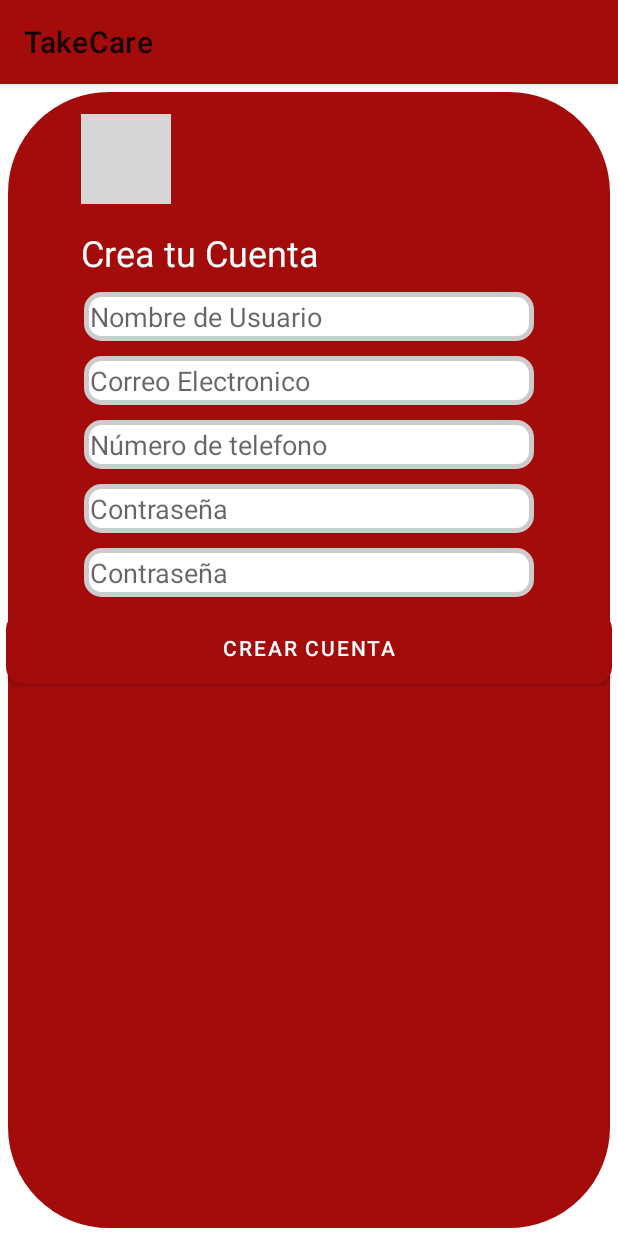
After one commit to diegorc2000/TakeCare, an Android app: the SingIn screen opened directly, with no data from a screen before it, on a phone screen of 412 x 824 dp. The commit adds this screen. Run offline under Robolectric (Android 15) with nearby library versions, the phone set to English and light mode, and no system bars; grey boxes are pictures that could not be loaded.

Commit message:
Creacion del Sing in y retoques en algunas clases, falta el java para el usuario

```diff
--- a/app/src/main/AndroidManifest.xml
+++ b/app/src/main/AndroidManifest.xml
@@ -9,18 +9,25 @@
         android:roundIcon="@mipmap/ic_launcher_round"
         android:supportsRtl="true"
         android:theme="@style/AppTheme">
-        <activity android:name=".Login">
+        <activity android:name=".SingIn">
 
         </activity>
+
+        <activity android:name=".Login" >
+
+        </activity>
+
         <activity android:name=".Splash">
             <intent-filter>
                 <action android:name="android.intent.action.MAIN" />
 
                 <category android:name="android.intent.category.LAUNCHER" />
-
             </intent-filter>
         </activity>
-        <activity android:name=".MainActivity"></activity>
+
+        <activity android:name=".MainActivity">
+
+        </activity>
     </application>
 
 </manifest>
--- a/app/src/main/java/com/diealbalb/Login.java
+++ b/app/src/main/java/com/diealbalb/Login.java
@@ -5,25 +5,54 @@ import androidx.appcompat.app.AppCompatActivity;
 import android.content.Intent;
 import android.os.Bundle;
 import android.view.View;
+import android.widget.Button;
+import android.widget.EditText;
+import android.widget.TextView;
+import android.widget.Toast;
 
 public class Login extends AppCompatActivity {
+
+    TextView tvText;
+    EditText etNombre;
+    EditText etPassword;;
+    Button btnIniciar;
 
     @Override
     protected void onCreate(Bundle savedInstanceState) {
         super.onCreate(savedInstanceState);
         setContentView(R.layout.login);
+
+        tvText = findViewById(R.id.tvText);
+        etNombre = findViewById(R.id.etNombre);
+        etPassword = findViewById(R.id.etPassword);
+        btnIniciar = findViewById(R.id.btnInicS);
     }
 
-    public void inico(View view) {
+    public void inicio(View view) {
+        String nombre = etNombre.getText().toString();
+        String contraseña = etPassword.getText().toString();
+
+        if (nombre.isEmpty() || contraseña.isEmpty()){
+            Toast.makeText(this, R.string.msg_no_data, Toast.LENGTH_LONG).show();
+        }else {
+            Intent i = new Intent(this, MainActivity.class);
+
+            String dato = etNombre.getText().toString();
+            i.putExtra("NOMBRE", dato);
+
+            startActivity(i);
+        }
+    }
+
+    public void recordar(View view) {
         Intent i = new Intent(this, MainActivity.class);
 
         startActivity(i);
     }
 
-    public void recordar(View view) {
+    public void registro(View view) {
+        Intent i = new Intent(this, SingIn.class);
 
-    }
-
-    public void registro(View view) {
+        startActivity(i);
     }
 }
--- /dev/null
+++ b/app/src/main/java/com/diealbalb/SingIn.java
@@ -0,0 +1,18 @@
+package com.diealbalb;
+
+import androidx.appcompat.app.AppCompatActivity;
+
+import android.os.Bundle;
+import android.view.View;
+
+public class SingIn extends AppCompatActivity {
+
+    @Override
+    protected void onCreate(Bundle savedInstanceState) {
+        super.onCreate(savedInstanceState);
+        setContentView(R.layout.sing_in);
+    }
+
+    public void newCuenta(View view) {
+    }
+}
--- a/app/src/main/res/drawable/bordes_redondos_r.xml
+++ b/app/src/main/res/drawable/bordes_redondos_r.xml
@@ -10,7 +10,7 @@
 
     <!-- Color y ancho del borde del elemento -->
     <stroke
-        android:width="3dp"
+        android:width="5dp"
         android:color="@color/secondaryColor" >
     </stroke>
 
@@ -24,7 +24,7 @@
 
     <!-- Aquí indicamos el radio a aplicar a las esquinas -->
     <corners
-        android:radius="10dp"   >
+        android:radius="70dp"   >
     </corners>
 
 </shape>
--- a/app/src/main/res/layout/login.xml
+++ b/app/src/main/res/layout/login.xml
@@ -70,7 +70,7 @@
             android:layout_height="wrap_content"
             android:layout_marginTop="30dp"
             android:background="@drawable/bordes_redondos_r"
-            android:onClick="inico"
+            android:onClick="inicio"
             android:text="@string/btn_inis_s"
             android:textColor="@color/secondaryColor"
             app:layout_constraintTop_toBottomOf="@+id/linearLayout"
@@ -83,8 +83,8 @@
         android:id="@+id/tvFPasw"
         android:layout_width="wrap_content"
         android:layout_height="wrap_content"
-        android:onClick="registro"
-        android:text="@string/tv_reg"
+        android:onClick="recordar"
+        android:text="@string/tv_f_pas"
         android:textColor="@color/primaryColor"
         android:textSize="12sp"
         app:layout_constraintBottom_toBottomOf="parent"
@@ -102,8 +102,8 @@
         android:layout_height="wrap_content"
         android:layout_marginEnd="32dp"
         android:layout_marginRight="32dp"
-        android:onClick="recordar"
-        android:text="@string/tv_f_pas"
+        android:onClick="registro"
+        android:text="@string/tv_reg"
         android:textColor="@color/primaryColor"
         android:textSize="12sp"
         app:layout_constraintBottom_toBottomOf="parent"
--- /dev/null
+++ b/app/src/main/res/layout/sing_in.xml
@@ -0,0 +1,124 @@
+<?xml version="1.0" encoding="utf-8"?>
+<androidx.constraintlayout.widget.ConstraintLayout xmlns:android="http://schemas.android.com/apk/res/android"
+    xmlns:app="http://schemas.android.com/apk/res-auto"
+    xmlns:tools="http://schemas.android.com/tools"
+    android:layout_width="match_parent"
+    android:layout_height="match_parent"
+    android:background="@drawable/bordes_redondos_r"
+    tools:context=".SingIn">
+
+    <ImageView
+        android:id="@+id/logoLogin"
+        android:layout_width="60dp"
+        android:layout_height="60dp"
+        android:layout_marginStart="50dp"
+        android:layout_marginLeft="50dp"
+        android:layout_marginTop="16dp"
+        android:src="@drawable/logorojo"
+        app:layout_constraintStart_toStartOf="parent"
+        app:layout_constraintTop_toTopOf="parent" />
+
+    <TextView
+        android:id="@+id/tvText2"
+        android:layout_width="match_parent"
+        android:layout_height="wrap_content"
+        android:paddingLeft="50dp"
+        android:paddingTop="16dp"
+        android:text="@string/tv_text2"
+        android:textColor="@color/secondaryColor"
+        android:textSize="24sp"
+        app:layout_constraintEnd_toEndOf="parent"
+        app:layout_constraintStart_toStartOf="parent"
+        app:layout_constraintTop_toBottomOf="@+id/logoLogin">
+
+    </TextView>
+
+    <LinearLayout
+        android:id="@+id/llLogin"
+        android:layout_width="wrap_content"
+        android:layout_height="wrap_content"
+        android:orientation="vertical"
+        app:layout_constraintEnd_toEndOf="parent"
+        app:layout_constraintStart_toStartOf="parent"
+        app:layout_constraintTop_toBottomOf="@+id/tvText2">
+
+        <EditText
+            android:id="@+id/etNom"
+            android:layout_width="300dp"
+            android:layout_height="wrap_content"
+            android:layout_centerHorizontal="true"
+            android:layout_marginTop="10dp"
+            android:hint="@string/et_nom"
+            android:textColor="@color/primaryColor"
+            android:inputType="textEmailAddress"
+            android:background="@drawable/bordes_redonods_blancos">
+
+        </EditText>
+
+        <EditText
+            android:id="@+id/etCorElec"
+            android:layout_width="300dp"
+            android:layout_height="wrap_content"
+            android:layout_centerHorizontal="true"
+            android:layout_marginTop="10dp"
+            android:hint="@string/et_cor_elec"
+            android:textColor="@color/primaryColor"
+            android:inputType="textEmailAddress"
+            android:background="@drawable/bordes_redonods_blancos">
+
+        </EditText>
+
+        <EditText
+            android:id="@+id/etNumTel"
+            android:layout_width="300dp"
+            android:layout_height="wrap_content"
+            android:layout_centerHorizontal="true"
+            android:layout_marginTop="10dp"
+            android:hint="@string/et_num_tel"
+            android:inputType="phone"
+            android:background="@drawable/bordes_redonods_blancos">
+
+        </EditText>
+
+        <EditText
+            android:id="@+id/etFPassword"
+            android:layout_width="300dp"
+            android:layout_height="wrap_content"
+            android:layout_centerHorizontal="true"
+            android:layout_marginTop="10dp"
+            android:hint="@string/et_f_password"
+            android:inputType="textPassword"
+            android:background="@drawable/bordes_redonods_blancos">
+
+        </EditText>
+
+        <EditText
+            android:id="@+id/etComPassword"
+            android:layout_width="300dp"
+            android:layout_height="wrap_content"
+            android:layout_centerHorizontal="true"
+            android:layout_marginTop="10dp"
+            android:hint="@string/et_com_password"
+            android:inputType="textPassword"
+            android:background="@drawable/bordes_redonods_blancos">
+
+        </EditText>
+
+    </LinearLayout>
+
+    <Button
+        android:id="@+id/btnInicS"
+        android:layout_width="match_parent"
+        android:layout_height="wrap_content"
+        android:layout_marginTop="10dp"
+        android:background="@drawable/bordes_redonods_blancos"
+        android:onClick="newCuenta"
+        android:text="@string/btn_c_cuenta"
+        app:layout_constraintBottom_toBottomOf="parent"
+        app:layout_constraintTop_toBottomOf="@+id/llLogin"
+        app:layout_constraintVertical_bias="0.0"
+        tools:layout_editor_absoluteX="20dp">
+
+    </Button>
+
+</androidx.constraintlayout.widget.ConstraintLayout>
--- a/app/src/main/res/values/strings.xml
+++ b/app/src/main/res/values/strings.xml
@@ -6,4 +6,12 @@
     <string name="tv_text">Iniciar Sesion en \nTakeCare</string>
     <string name="tv_reg">Resitrate en TakeCare</string>
     <string name="tv_f_pas">¿Olvidaste tu contraseña?</string>
+    <string name="msg_no_data">Usuario no Registrado</string>
+    <string name="tv_text2">Crea tu Cuenta</string>
+    <string name="btn_c_cuenta">Crear Cuenta</string>
+    <string name="et_cor_elec">Correo Electronico</string>
+    <string name="et_num_tel">Número de telefono</string>
+    <string name="et_com_password">Contraseña</string>
+    <string name="et_f_password">Contraseña</string>
+    <string name="et_nom">Nombre de Usuario</string>
 </resources>
```
Also changed, not shown: app/src/main/res/drawable/bordes_redonods_blancos.xml (+4 -4 lines).
